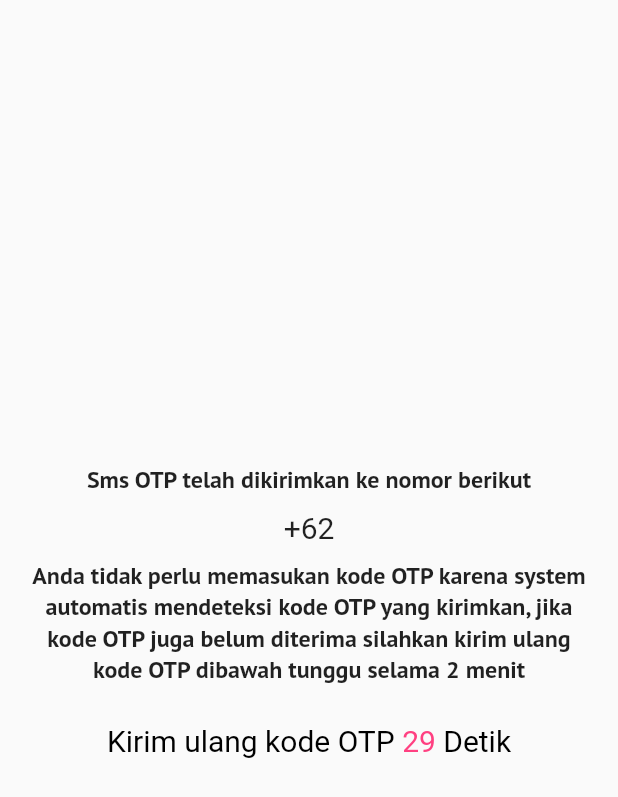
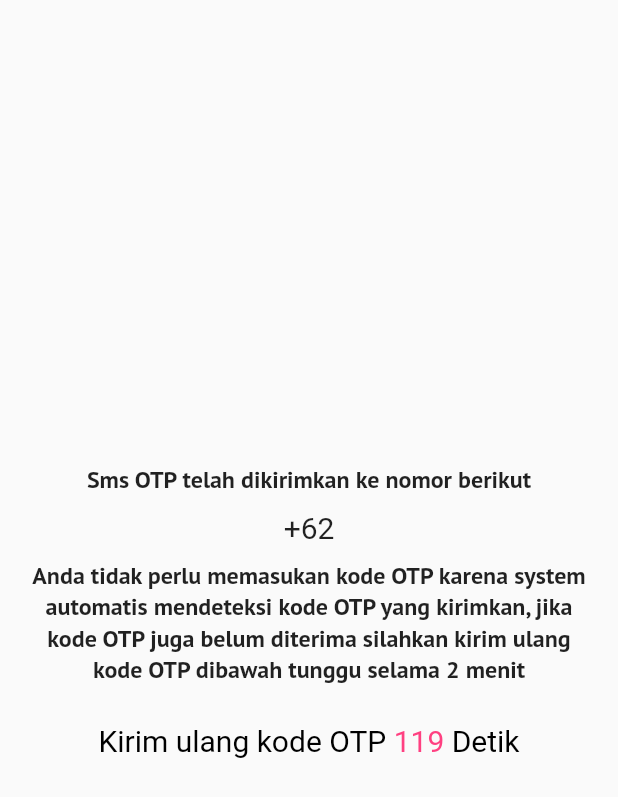
Before and after one commit to gozadev/flutter-aplication, a Flutter app: the screen it shows after launch, after a tap on "Submit", on a phone screen of 412 x 824 dp. Shown: the top 797 px of the screen. Run offline on Flutter 3.47's test engine with Material 2 defaults, Android fonts, the phone set to English and light mode, and no system bars; our stand-ins replace firebase_auth, firebase_core, google_fonts; accounts and stored records are empty; network calls fail; Roboto replaces fonts that are missing (Ubuntu).

Commit message:
add flashscreen

```diff
--- a/lib/auth/sms_otp.dart
+++ b/lib/auth/sms_otp.dart
@@ -19,7 +19,7 @@ class SmsOtp extends StatefulWidget {
 }
 
 class _SmsOtpState extends State<SmsOtp> {
-  int start = 30;
+  int start = 120;
   bool visible = false;
   String _verificationId = "";
   // ignore: unused_element
@@ -131,10 +131,10 @@ class _SmsOtpState extends State<SmsOtp> {
               visible: visible,
               child: TextButton(
                   onPressed: () {
-                    start = 30;
+                    start = 120;
                     visible = false;
                     startTime();
-                    phoneCheck;
+                    phoneCheck();
                   },
                   child: Text('Kirim Ulang')),
             )
--- a/lib/main.dart
+++ b/lib/main.dart
@@ -3,6 +3,7 @@
 import 'package:firebase_core/firebase_core.dart';
 import 'package:flutter/material.dart';
 import 'package:flutter_application/auth/phone_auth.dart';
+import 'package:flutter_application/splash_screen.dart';
 
 Future<void> main(List<String> args) async {
   WidgetsFlutterBinding.ensureInitialized();
@@ -14,6 +15,6 @@ class MyApp extends StatelessWidget {
   const MyApp({Key? key}) : super(key: key);
   @override
   Widget build(BuildContext context) {
-    return MaterialApp(debugShowCheckedModeBanner: false, home: PhoneAuth());
+    return MaterialApp(debugShowCheckedModeBanner: false, home: SplashScreen());
   }
 }
--- /dev/null
+++ b/lib/splash_screen.dart
@@ -0,0 +1,55 @@
+// ignore_for_file: prefer_const_literals_to_create_immutables
+
+import 'dart:async';
+
+import 'package:flutter/material.dart';
+import 'package:flutter/src/foundation/key.dart';
+import 'package:flutter/src/widgets/framework.dart';
+import 'package:flutter_application/auth/phone_auth.dart';
+import 'package:google_fonts/google_fonts.dart';
+
+class SplashScreen extends StatefulWidget {
+  const SplashScreen({Key? key}) : super(key: key);
+
+  @override
+  State<SplashScreen> createState() => _SplashScreenState();
+}
+
+class _SplashScreenState extends State<SplashScreen> {
+  void initState() {
+    super.initState();
+    WidgetsBinding.instance.addPostFrameCallback((_) => SplashScreenStart());
+  }
+
+  SplashScreenStart() async {
+    var duration = const Duration(seconds: 2);
+    return Timer(duration, () {
+      Navigator.of(context)
+          .push(MaterialPageRoute(builder: (context) => PhoneAuth()));
+    });
+  }
+
+  @override
+  Widget build(BuildContext context) {
+    return Scaffold(
+      backgroundColor: Colors.blue[100],
+      body: SafeArea(
+        child: Center(
+          child: Column(mainAxisAlignment: MainAxisAlignment.center, children: [
+            // ignore: prefer_const_constructors
+            Icon(
+              Icons.android,
+              size: 180,
+              color: Colors.blue,
+            ),
+            // ignore: prefer_const_constructors
+            Text(
+              'Welcome My App',
+              style: GoogleFonts.kanit(fontSize: 40),
+            )
+          ]),
+        ),
+      ),
+    );
+  }
+}
```
Also changed, not shown: 1 other file.
